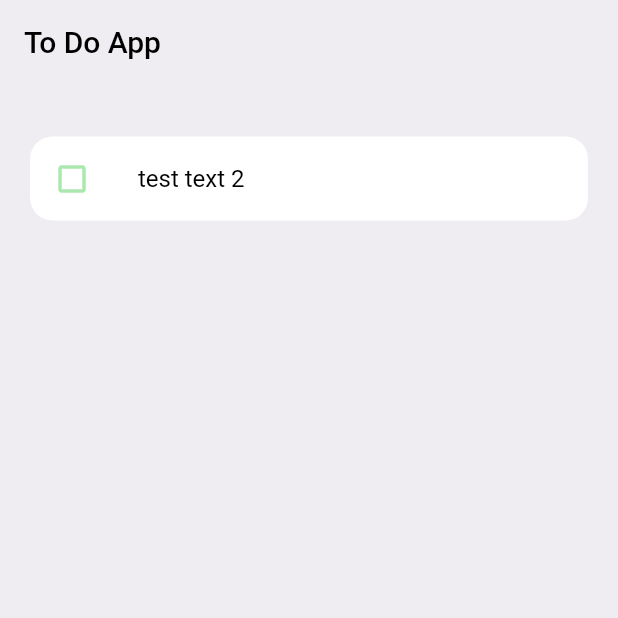
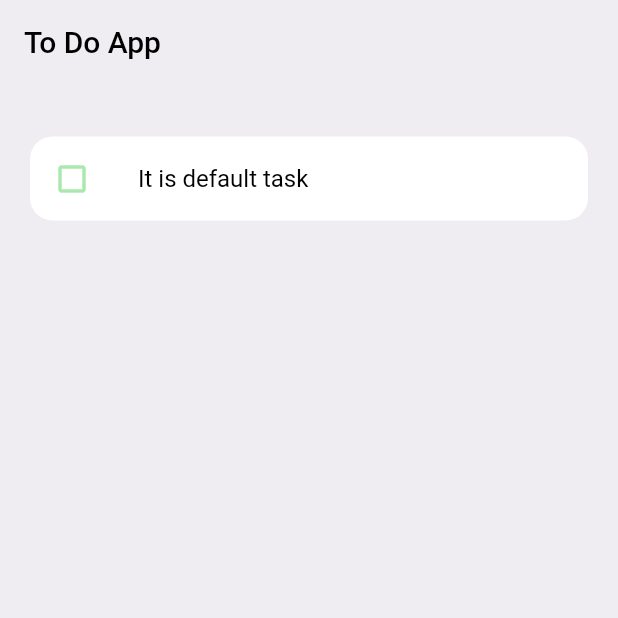
Before and after one commit to Canialon/ToDoList_flutter_app, a Flutter app: the screen it shows after launch, on a phone screen of 412 x 824 dp, the top half of it. Run offline on Flutter 3.47's test engine with Material 2 defaults, Android fonts, the phone set to English and light mode, and no system bars.

Commit message:
fix text it default task

```diff
--- a/lib/widgets/is_task_done.dart
+++ b/lib/widgets/is_task_done.dart
@@ -9,7 +9,7 @@ class ToDo {
 
   static List<ToDo> todoList() {
     return [
-      ToDo(id: '00', todoText: "test text 2", isDone: false),
+      ToDo(id: '00', todoText: "It is default task", isDone: false),
     ];
   }
 }
```
